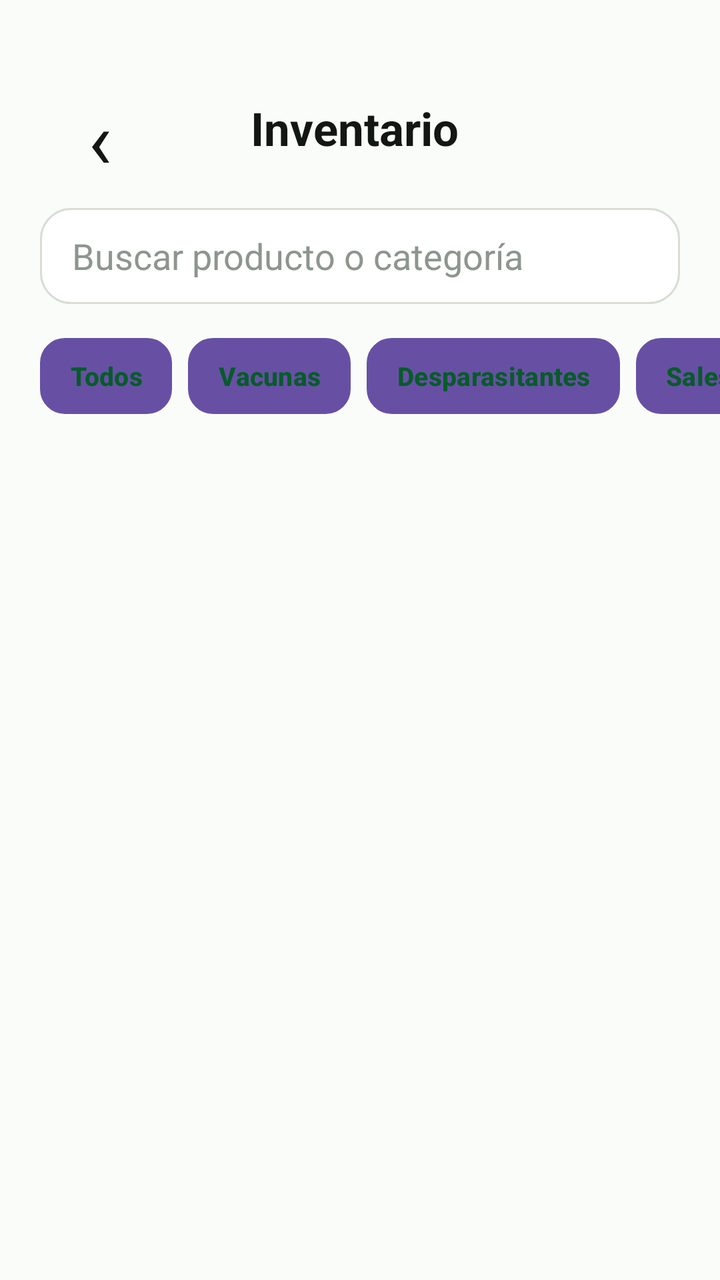
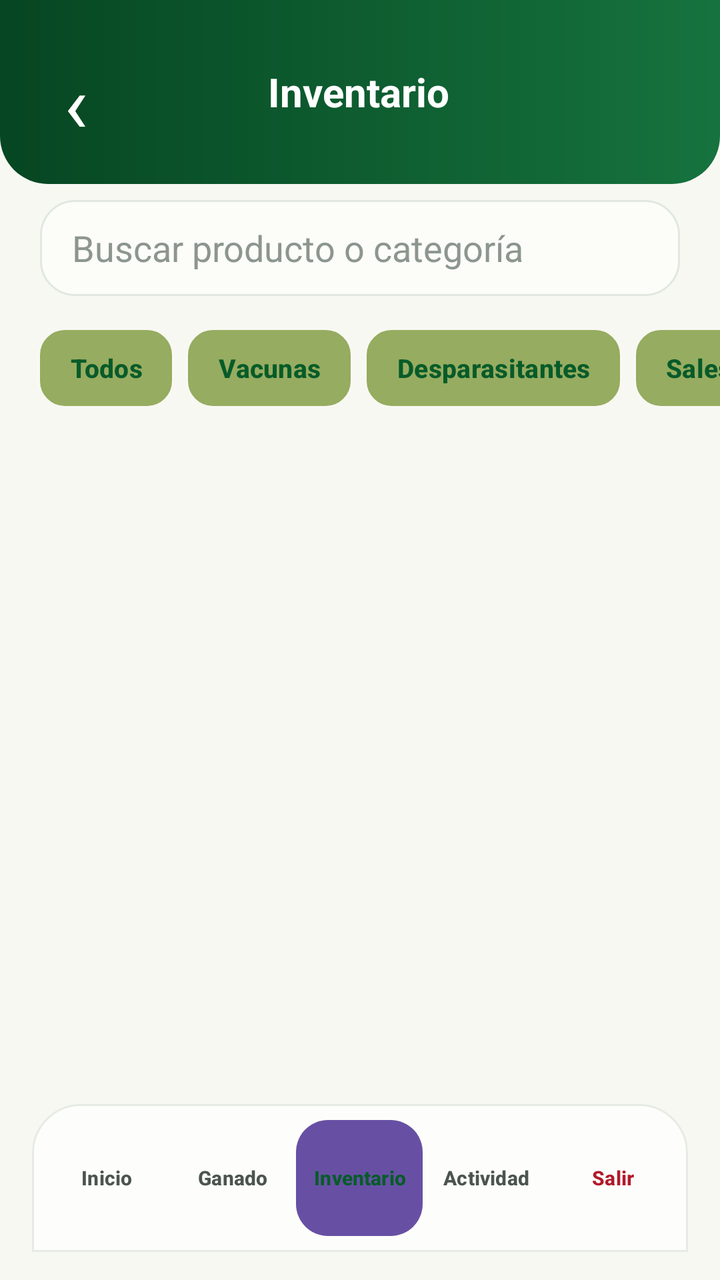

The first picture is an Android layout as it rendered before a commit; the second is the same layout after the commit. The layout source and the unified diff follow.
<!-- AndroidManifest.xml: application theme Theme.Vacuno -->
<!-- res/layout/activity_inventario.xml -->
<?xml version="1.0" encoding="utf-8"?>
<androidx.constraintlayout.widget.ConstraintLayout xmlns:android="http://schemas.android.com/apk/res/android"
    xmlns:app="http://schemas.android.com/apk/res-auto"
    android:layout_width="match_parent" android:layout_height="match_parent" android:background="#FAFCF9">

    <LinearLayout android:id="@+id/toolbar_inventario" android:layout_width="0dp" android:layout_height="64dp" android:layout_marginStart="16dp" android:layout_marginTop="32dp" android:layout_marginEnd="16dp" android:layout_marginBottom="16dp" android:gravity="center_vertical" android:orientation="horizontal" android:paddingStart="12dp" android:paddingEnd="18dp"
        app:layout_constraintBottom_toTopOf="@+id/et_buscar_inventario" app:layout_constraintEnd_toEndOf="parent" app:layout_constraintStart_toStartOf="parent" app:layout_constraintTop_toTopOf="parent">
        <TextView android:id="@+id/btn_volver_inventario" android:layout_width="44dp" android:layout_height="44dp" android:contentDescription="Volver" android:gravity="center" android:text="‹" android:textColor="@color/texto_principal" android:textSize="40sp" />
        <TextView android:layout_width="0dp" android:layout_height="wrap_content" android:layout_weight="1" android:gravity="center" android:text="Inventario" android:textColor="@color/texto_principal" android:textSize="23sp" android:textStyle="bold" />
        <View android:layout_width="44dp" android:layout_height="44dp" />
    </LinearLayout>

    <EditText android:id="@+id/et_buscar_inventario" android:layout_width="0dp" android:layout_height="48dp" android:layout_marginStart="20dp" android:layout_marginTop="8dp" android:layout_marginEnd="20dp" android:background="@drawable/bg_campo_texto" android:hint="Buscar producto o categoría" android:inputType="text" android:maxLines="1" android:paddingStart="16dp" android:paddingEnd="16dp" android:textColor="@color/texto_principal" android:textColorHint="@color/gris_hint" app:layout_constraintEnd_toEndOf="parent" app:layout_constraintStart_toStartOf="parent" app:layout_constraintTop_toBottomOf="@id/toolbar_inventario" />

    <HorizontalScrollView android:id="@+id/scroll_filtros_inventario" android:layout_width="0dp" android:layout_height="52dp" android:layout_marginTop="10dp" android:scrollbars="none" app:layout_constraintEnd_toEndOf="parent" app:layout_constraintStart_toStartOf="parent" app:layout_constraintTop_toBottomOf="@id/et_buscar_inventario">
        <LinearLayout android:layout_width="wrap_content" android:layout_height="match_parent" android:gravity="center_vertical" android:orientation="horizontal" android:paddingStart="20dp" android:paddingEnd="20dp">
            <com.google.android.material.button.MaterialButton android:id="@+id/btn_inventario_todos" style="@style/FiltroGanado" android:checked="true" android:text="Todos" />
            <com.google.android.material.button.MaterialButton android:id="@+id/btn_vacunas" style="@style/FiltroGanado" android:text="Vacunas" />
            <com.google.android.material.button.MaterialButton android:id="@+id/btn_desparasitantes" style="@style/FiltroGanado" android:text="Desparasitantes" />
            <com.google.android.material.button.MaterialButton android:id="@+id/btn_sales" style="@style/FiltroGanado" android:text="Sales" />
            <com.google.android.material.button.MaterialButton android:id="@+id/btn_alimentos" style="@style/FiltroGanado" android:text="Alimentos" />
            <com.google.android.material.button.MaterialButton android:id="@+id/btn_otros" style="@style/FiltroGanado" android:text="Más" />
        </LinearLayout>
    </HorizontalScrollView>

    <TextView android:id="@+id/tv_inventario_vacio" android:layout_width="wrap_content" android:layout_height="wrap_content" android:text="No hay productos que coincidan con la búsqueda." android:textColor="@color/texto_secundario" android:textSize="15sp" android:visibility="gone" app:layout_constraintBottom_toBottomOf="parent" app:layout_constraintEnd_toEndOf="parent" app:layout_constraintStart_toStartOf="parent" app:layout_constraintTop_toBottomOf="@id/scroll_filtros_inventario" />

    <androidx.recyclerview.widget.RecyclerView android:id="@+id/rv_inventario" android:layout_width="0dp" android:layout_height="0dp" android:layout_marginStart="20dp" android:layout_marginTop="24dp" android:layout_marginEnd="20dp" android:clipToPadding="false" android:paddingBottom="86dp" app:layout_constraintBottom_toBottomOf="parent" app:layout_constraintEnd_toEndOf="parent" app:layout_constraintStart_toStartOf="parent" app:layout_constraintTop_toBottomOf="@id/scroll_filtros_inventario" />
</androidx.constraintlayout.widget.ConstraintLayout>
<!-- resources referenced by this layout -->
<resources>
  <color name="gris_hint">#8D968E</color>
  <color name="texto_principal">#121713</color>
  <color name="texto_secundario">#4B554E</color>
  <!-- drawable bg_campo_texto (drawable) -->
  <?xml version="1.0" encoding="utf-8"?>
  <shape xmlns:android="http://schemas.android.com/apk/res/android">
      <solid android:color="#FFFFFF" />
      <stroke
          android:width="1dp"
          android:color="#D8DDD4" />
      <corners android:radius="15dp" />
      <padding
          android:bottom="6dp"
          android:left="10dp"
          android:right="10dp"
          android:top="6dp" />
  </shape>
  <style name="Theme.Vacuno" parent="Base.Theme.Vacuno" />
  <!-- drawable bg_filtro (drawable) -->
  <?xml version="1.0" encoding="utf-8"?>
  <selector xmlns:android="http://schemas.android.com/apk/res/android">
      <item android:state_checked="true"><shape android:shape="rectangle"><solid android:color="@color/verde_principal"/><corners android:radius="12dp"/></shape></item>
      <item><shape android:shape="rectangle"><solid android:color="@color/white"/><corners android:radius="12dp"/><stroke android:width="1dp" android:color="#DCE4DA"/></shape></item>
  </selector>
  <style name="Base.Theme.Vacuno" parent="Theme.Material3.DayNight.NoActionBar">
          
          
      </style>
  <color name="verde_principal">#075B29</color>
  <color name="white">#FFFFFFFF</color>
  <!-- unchanged entries left out for length: 1 -->
</resources>

<!-- the commit's change to res/layout/activity_inventario.xml (unified diff, before → after) -->
@@ -1,12 +1,12 @@
 <?xml version="1.0" encoding="utf-8"?>
 <androidx.constraintlayout.widget.ConstraintLayout xmlns:android="http://schemas.android.com/apk/res/android"
     xmlns:app="http://schemas.android.com/apk/res-auto"
-    android:layout_width="match_parent" android:layout_height="match_parent" android:background="#FAFCF9">
+    android:layout_width="match_parent" android:layout_height="match_parent" android:background="@color/fondo_premium">
 
-    <LinearLayout android:id="@+id/toolbar_inventario" android:layout_width="0dp" android:layout_height="64dp" android:layout_marginStart="16dp" android:layout_marginTop="32dp" android:layout_marginEnd="16dp" android:layout_marginBottom="16dp" android:gravity="center_vertical" android:orientation="horizontal" android:paddingStart="12dp" android:paddingEnd="18dp"
+    <LinearLayout android:id="@+id/toolbar_inventario" android:layout_width="0dp" android:layout_height="92dp" android:layout_marginBottom="10dp" android:background="@drawable/bg_top_bar" android:gravity="center_vertical" android:orientation="horizontal" android:paddingStart="16dp" android:paddingEnd="18dp"
         app:layout_constraintBottom_toTopOf="@+id/et_buscar_inventario" app:layout_constraintEnd_toEndOf="parent" app:layout_constraintStart_toStartOf="parent" app:layout_constraintTop_toTopOf="parent">
-        <TextView android:id="@+id/btn_volver_inventario" android:layout_width="44dp" android:layout_height="44dp" android:contentDescription="Volver" android:gravity="center" android:text="‹" android:textColor="@color/texto_principal" android:textSize="40sp" />
-        <TextView android:layout_width="0dp" android:layout_height="wrap_content" android:layout_weight="1" android:gravity="center" android:text="Inventario" android:textColor="@color/texto_principal" android:textSize="23sp" android:textStyle="bold" />
+        <TextView android:id="@+id/btn_volver_inventario" android:layout_width="44dp" android:layout_height="44dp" android:contentDescription="Volver" android:gravity="center" android:text="‹" android:textColor="@color/white" android:textSize="40sp" />
+        <TextView android:layout_width="0dp" android:layout_height="wrap_content" android:layout_weight="1" android:gravity="center" android:text="Inventario" android:textColor="@color/white" android:textSize="20sp" android:textStyle="bold" />
         <View android:layout_width="44dp" android:layout_height="44dp" />
     </LinearLayout>
 
@@ -14,16 +14,62 @@
 
     <HorizontalScrollView android:id="@+id/scroll_filtros_inventario" android:layout_width="0dp" android:layout_height="52dp" android:layout_marginTop="10dp" android:scrollbars="none" app:layout_constraintEnd_toEndOf="parent" app:layout_constraintStart_toStartOf="parent" app:layout_constraintTop_toBottomOf="@id/et_buscar_inventario">
         <LinearLayout android:layout_width="wrap_content" android:layout_height="match_parent" android:gravity="center_vertical" android:orientation="horizontal" android:paddingStart="20dp" android:paddingEnd="20dp">
-            <com.google.android.material.button.MaterialButton android:id="@+id/btn_inventario_todos" style="@style/FiltroGanado" android:checked="true" android:text="Todos" />
-            <com.google.android.material.button.MaterialButton android:id="@+id/btn_vacunas" style="@style/FiltroGanado" android:text="Vacunas" />
-            <com.google.android.material.button.MaterialButton android:id="@+id/btn_desparasitantes" style="@style/FiltroGanado" android:text="Desparasitantes" />
-            <com.google.android.material.button.MaterialButton android:id="@+id/btn_sales" style="@style/FiltroGanado" android:text="Sales" />
-            <com.google.android.material.button.MaterialButton android:id="@+id/btn_alimentos" style="@style/FiltroGanado" android:text="Alimentos" />
-            <com.google.android.material.button.MaterialButton android:id="@+id/btn_otros" style="@style/FiltroGanado" android:text="Más" />
+
+            <com.google.android.material.button.MaterialButton
+                android:id="@+id/btn_inventario_todos"
+                style="@style/FiltroGanado"
+                android:checked="true"
+                android:text="Todos"
+                app:backgroundTint="#96AC60" />
+
+            <com.google.android.material.button.MaterialButton
+                android:id="@+id/btn_vacunas"
+                style="@style/FiltroGanado"
+                android:text="Vacunas"
+                app:backgroundTint="#96AC60" />
+
+            <com.google.android.material.button.MaterialButton
+                android:id="@+id/btn_desparasitantes"
+                style="@style/FiltroGanado"
+                android:text="Desparasitantes"
+                app:backgroundTint="#96AC60" />
+
+            <com.google.android.material.button.MaterialButton
+                android:id="@+id/btn_sales"
+                style="@style/FiltroGanado"
+                android:text="Sales"
+                app:backgroundTint="#96AC60" />
+
+            <com.google.android.material.button.MaterialButton
+                android:id="@+id/btn_alimentos"
+                style="@style/FiltroGanado"
+                android:text="Alimentos"
+                app:backgroundTint="#96AC60" />
+
+            <com.google.android.material.button.MaterialButton
+                android:id="@+id/btn_otros"
+                style="@style/FiltroGanado"
+                android:text="Más"
+                app:backgroundTint="#96AC60" />
         </LinearLayout>
     </HorizontalScrollView>
 
     <TextView android:id="@+id/tv_inventario_vacio" android:layout_width="wrap_content" android:layout_height="wrap_content" android:text="No hay productos que coincidan con la búsqueda." android:textColor="@color/texto_secundario" android:textSize="15sp" android:visibility="gone" app:layout_constraintBottom_toBottomOf="parent" app:layout_constraintEnd_toEndOf="parent" app:layout_constraintStart_toStartOf="parent" app:layout_constraintTop_toBottomOf="@id/scroll_filtros_inventario" />
 
-    <androidx.recyclerview.widget.RecyclerView android:id="@+id/rv_inventario" android:layout_width="0dp" android:layout_height="0dp" android:layout_marginStart="20dp" android:layout_marginTop="24dp" android:layout_marginEnd="20dp" android:clipToPadding="false" android:paddingBottom="86dp" app:layout_constraintBottom_toBottomOf="parent" app:layout_constraintEnd_toEndOf="parent" app:layout_constraintStart_toStartOf="parent" app:layout_constraintTop_toBottomOf="@id/scroll_filtros_inventario" />
+    <androidx.recyclerview.widget.RecyclerView android:id="@+id/rv_inventario" android:layout_width="0dp" android:layout_height="0dp" android:layout_marginStart="20dp" android:layout_marginTop="14dp" android:layout_marginEnd="20dp" android:clipToPadding="false" android:paddingBottom="18dp" app:layout_constraintBottom_toTopOf="@id/ll_menu_inventario" app:layout_constraintEnd_toEndOf="parent" app:layout_constraintStart_toStartOf="parent" app:layout_constraintTop_toBottomOf="@id/scroll_filtros_inventario" />
+
+    <LinearLayout android:id="@+id/ll_menu_inventario" android:layout_width="0dp" android:layout_height="74dp" android:layout_marginStart="16dp" android:layout_marginEnd="16dp" android:layout_marginBottom="14dp" android:background="@drawable/bg_bottom_nav_premium" android:gravity="center" android:orientation="horizontal" android:padding="6dp" app:layout_constraintBottom_toBottomOf="parent" app:layout_constraintEnd_toEndOf="parent" app:layout_constraintStart_toStartOf="parent">
+        <Button android:id="@+id/btn_inicio" style="@style/BotonMenu" android:text="Inicio" />
+        <Button android:id="@+id/btn_menu_ganado" style="@style/BotonMenu" android:text="Ganado" />
+
+        <Button
+            android:id="@+id/btn_menu_inventario"
+            style="@style/BotonMenu"
+            android:background="@drawable/bg_nav_item_active"
+            android:backgroundTint="#96AC60"
+            android:text="Inventario"
+            android:textColor="@color/verde_principal" />
+        <Button android:id="@+id/btn_menu_actividad" style="@style/BotonMenu" android:text="Actividad" />
+        <Button android:id="@+id/btn_cerrar_sesio" style="@style/BotonMenu" android:text="Salir" android:textColor="@color/rojo_alerta" />
+    </LinearLayout>
 </androidx.constraintlayout.widget.ConstraintLayout>
<!-- resource entries referenced after the edit -->
@@ -1,27 +1,62 @@
 <!-- resources referenced by this layout -->
 <resources>
+  <color name="fondo_premium">#F8F8F3</color>
   <color name="gris_hint">#8D968E</color>
+  <color name="rojo_alerta">#B1192B</color>
   <color name="texto_principal">#121713</color>
   <color name="texto_secundario">#4B554E</color>
   <!-- drawable bg_campo_texto (drawable) -->
   <?xml version="1.0" encoding="utf-8"?>
   <shape xmlns:android="http://schemas.android.com/apk/res/android">
-      <solid android:color="#FFFFFF" />
+      <solid android:color="#FCFDF9" />
       <stroke
           android:width="1dp"
-          android:color="#D8DDD4" />
-      <corners android:radius="15dp" />
+          android:color="@color/borde_suave" />
+      <corners android:radius="17dp" />
       <padding
           android:bottom="6dp"
           android:left="10dp"
           android:right="10dp"
           android:top="6dp" />
   </shape>
+  <!-- drawable bg_nav_item_active (drawable) -->
+  <?xml version="1.0" encoding="utf-8"?>
+  <shape xmlns:android="http://schemas.android.com/apk/res/android" android:shape="rectangle">
+      <solid android:color="@color/verde_botones" />
+      <corners android:radius="16dp" />
+  </shape>
+  <!-- drawable bg_top_bar (drawable) -->
+  <?xml version="1.0" encoding="utf-8"?>
+  <shape xmlns:android="http://schemas.android.com/apk/res/android" android:shape="rectangle">
+      <gradient android:angle="0" android:startColor="#064622" android:endColor="#16733E" />
+      <corners android:bottomLeftRadius="24dp" android:bottomRightRadius="24dp" />
+  </shape>
+  <style name="BotonMenu">
+          <item name="android:layout_width">0dp</item>
+          <item name="android:layout_height">58dp</item>
+          <item name="android:layout_weight">1</item>
+          <item name="android:background">@drawable/bg_nav_item</item>
+          <item name="android:minWidth">0dp</item>
+          <item name="android:paddingStart">2dp</item>
+          <item name="android:paddingEnd">2dp</item>
+          <item name="android:textAllCaps">false</item>
+          <item name="android:textColor">@color/color_nav_text</item>
+          <item name="android:textSize">10sp</item>
+          <item name="android:textStyle">bold</item>
+      </style>
   <style name="Theme.Vacuno" parent="Base.Theme.Vacuno" />
+  <color name="borde_suave">#E1E8DF</color>
+  <color name="verde_botones">#96AC60</color>
+  <!-- drawable bg_nav_item (drawable) -->
+  <?xml version="1.0" encoding="utf-8"?>
+  <selector xmlns:android="http://schemas.android.com/apk/res/android">
+      <item android:state_activated="true"><shape android:shape="rectangle"><solid android:color="@color/verde_botones"/><corners android:radius="16dp"/></shape></item>
+      <item><shape android:shape="rectangle"><solid android:color="@android:color/transparent"/><corners android:radius="16dp"/></shape></item>
+  </selector>
   <!-- drawable bg_filtro (drawable) -->
   <?xml version="1.0" encoding="utf-8"?>
   <selector xmlns:android="http://schemas.android.com/apk/res/android">
-      <item android:state_checked="true"><shape android:shape="rectangle"><solid android:color="@color/verde_principal"/><corners android:radius="12dp"/></shape></item>
+      <item android:state_checked="true"><shape android:shape="rectangle"><solid android:color="@color/verde_botones"/><corners android:radius="12dp"/></shape></item>
       <item><shape android:shape="rectangle"><solid android:color="@color/white"/><corners android:radius="12dp"/><stroke android:width="1dp" android:color="#DCE4DA"/></shape></item>
   </selector>
   <style name="Base.Theme.Vacuno" parent="Theme.Material3.DayNight.NoActionBar">
@@ -30,6 +65,13 @@
       </style>
   <color name="verde_principal">#075B29</color>
   <color name="white">#FFFFFFFF</color>
+  <!-- drawable bg_bottom_nav_premium (drawable) -->
+  <?xml version="1.0" encoding="utf-8"?>
+  <shape xmlns:android="http://schemas.android.com/apk/res/android" android:shape="rectangle">
+      <solid android:color="#FDFEFB" />
+      <stroke android:width="1dp" android:color="#E6ECE4" />
+      <corners android:topLeftRadius="24dp" android:topRightRadius="24dp" />
+  </shape>
   <!-- unchanged entries left out for length: 1 -->
 </resources>
 
